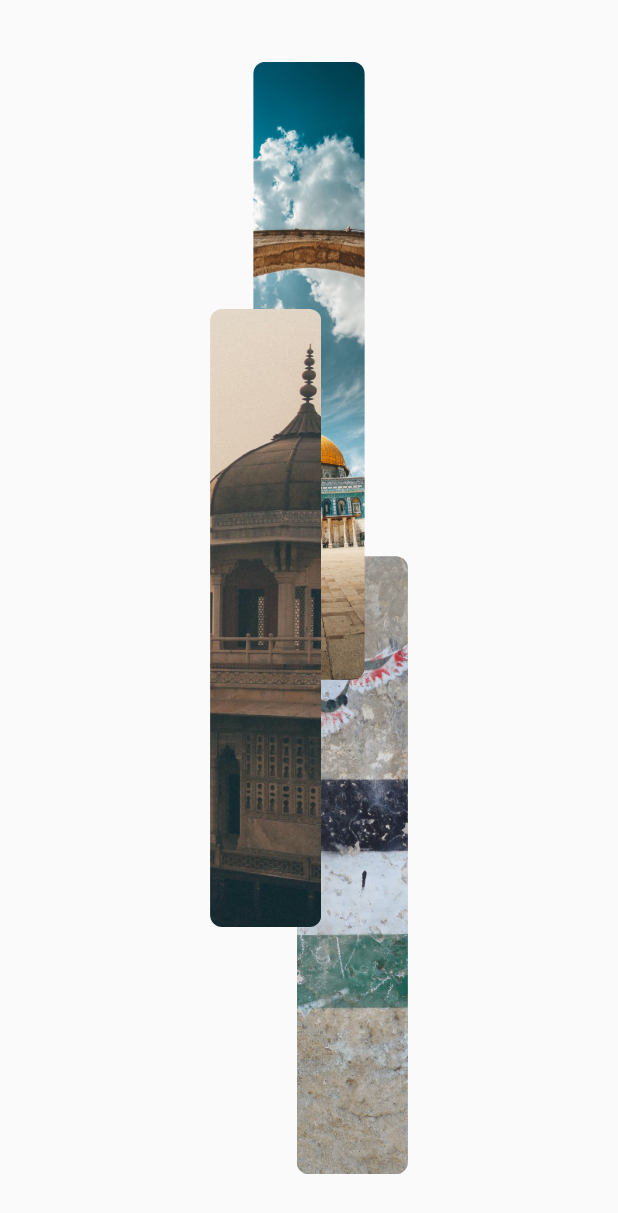
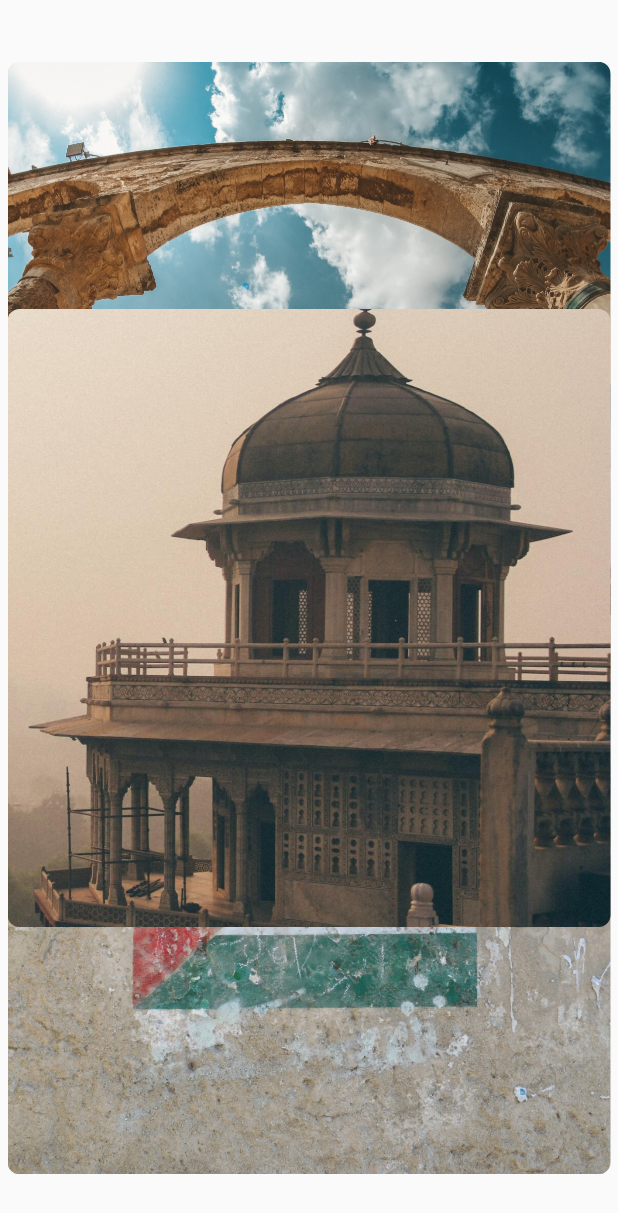
Before and after one commit to blackshadowsoftwareltd/Card-ReOrder, a Flutter app: the screen it shows after launch, on a phone screen of 412 x 824 dp. Shown: the top 1213 px of the screen. Run offline on Flutter 3.47's test engine with Material 2 defaults, Android fonts, the light colour scheme and no system bars; our stand-ins replace flutter_riverpod.

Commit message:
responsive

```diff
--- a/lib/card.dart
+++ b/lib/card.dart
@@ -1,3 +1,4 @@
+import 'dart:io' show Platform;
 import 'package:flutter/material.dart';
 import 'package:flutter_riverpod/flutter_riverpod.dart'
     show ConsumerWidget, WidgetRef;
@@ -19,8 +20,13 @@ class ImgCard extends ConsumerWidget {
           duration: const Duration(milliseconds: 800),
           tween: Tween<double>(begin: 0, end: 1),
           builder: (context, v, child) => Opacity(opacity: v, child: child!),
+          child: InkWell(
+            onTap: () async =>
+                await ref.read(cardsProvider.notifier).update(img),
             child: SizedBox(
-            width: size.width * .18,
+              width: Platform.isAndroid || Platform.isIOS
+                  ? size.width
+                  : size.width * .18,
               height: size.height * .5,
               child: ClipRRect(
                 borderRadius: BorderRadius.circular(8),
@@ -32,6 +38,7 @@ class ImgCard extends ConsumerWidget {
             ),
           ),
         ),
+      ),
     );
   }
 }
--- a/lib/home.dart
+++ b/lib/home.dart
@@ -1,3 +1,4 @@
+import 'dart:io' show Platform;
 import 'package:card_reorder/provider.dart' show Img, cardsProvider;
 import 'package:flutter/material.dart';
 import 'package:flutter_riverpod/flutter_riverpod.dart'
@@ -15,7 +16,9 @@ class HomeScreen extends ConsumerWidget {
       // appBar: AppBar(title: const Text('Card Reorder')),
       body: Center(
         child: SizedBox(
-            width: size.width * .32,
+            width: Platform.isAndroid || Platform.isIOS
+                ? size.width-10
+                : size.width * .32,
             height: size.height * .9,
             child: Stack(children: [
               for (Img img in cards) ImgCard(img: img, size: size)
```
Lines whose indentation alone changed are shown as unchanged.
